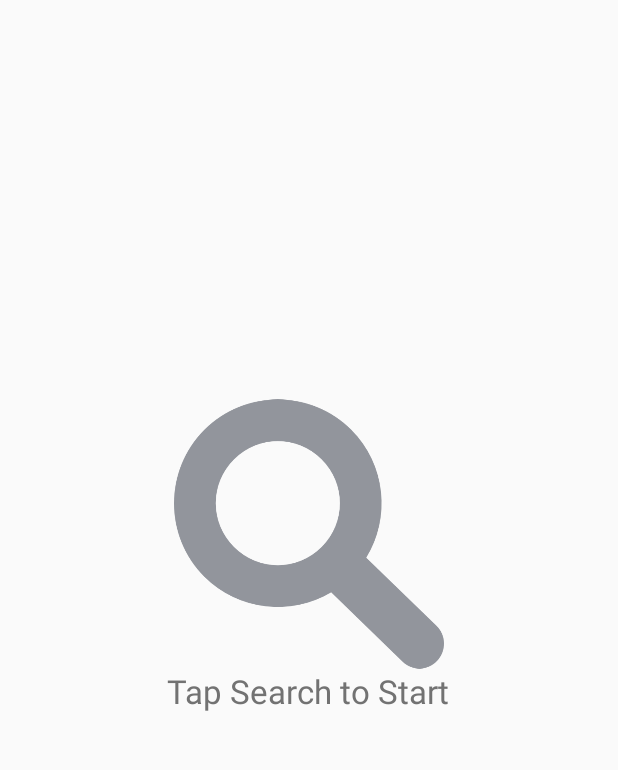
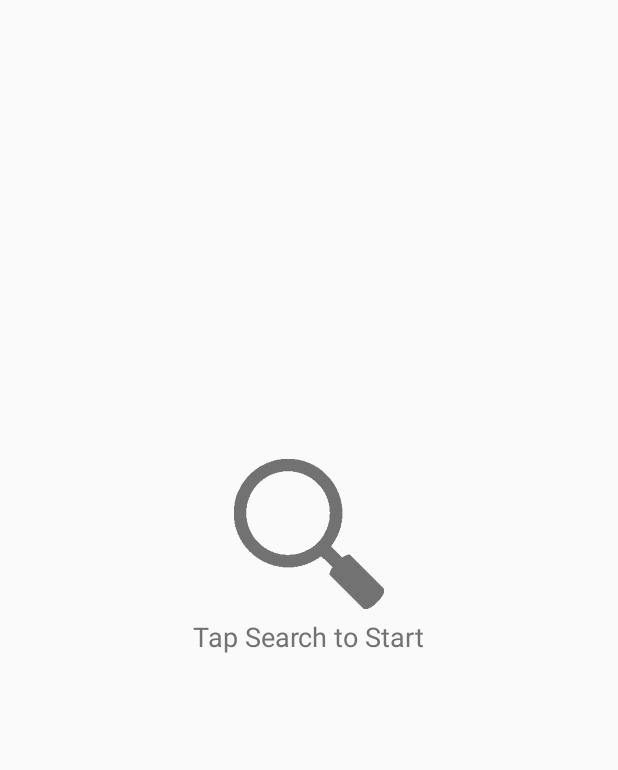
Before and after one commit to battleroy/DishDigger, an Android app: the screen it shows after launch (MainActivity), on a phone screen of 412 x 824 dp, the part 84-854 px from its top. Run offline under Robolectric (Android 15) with nearby library versions, the phone set to English and light mode, and no system bars; libraries missing offline, so code that uses them is left out: com.quinny898.library; plain views replace SearchBox; 5 statements that could not run were skipped.

Commit message:
launcher icon updated

```diff
--- a/app/src/main/AndroidManifest.xml
+++ b/app/src/main/AndroidManifest.xml
@@ -7,7 +7,7 @@
 
     <application
         android:allowBackup="true"
-        android:icon="@mipmap/ic_launcher"
+        android:icon="@drawable/pizza_icon"
         android:label="@string/app_name"
         android:supportsRtl="true"
         android:theme="@style/AppTheme" >
--- a/app/src/main/res/layout/activity_main.xml
+++ b/app/src/main/res/layout/activity_main.xml
@@ -23,20 +23,21 @@
         android:layout_alignParentTop="true" />
 
     <ImageView
-        android:layout_width="180dp"
-        android:layout_height="180dp"
+        android:layout_width="100dp"
+        android:layout_height="100dp"
         android:id="@+id/iv_search_icon"
         android:contentDescription="@string/search_icon"
         android:src="@drawable/search_icon"
         android:layout_alignParentTop="false"
         android:layout_centerInParent="true"
-        android:cropToPadding="false" />
+        android:cropToPadding="false"
+        android:layout_margin="6dp" />
 
     <TextView
         android:layout_width="wrap_content"
         android:layout_height="wrap_content"
         android:layout_below="@id/iv_search_icon"
-        android:textAppearance="@style/Base.TextAppearance.AppCompat.Large"
+        android:textAppearance="@style/Base.TextAppearance.AppCompat.Medium"
         android:text="@string/tv_tap_search"
         android:id="@+id/tv_tap_search"
         android:layout_centerHorizontal="true"
```
Also changed, not shown: app/src/main/java/by/bsu/battleroy/pmvs_lab03/view/RecipeView.java (+8 -0 lines), app/src/main/res/drawable/search_icon.png.
